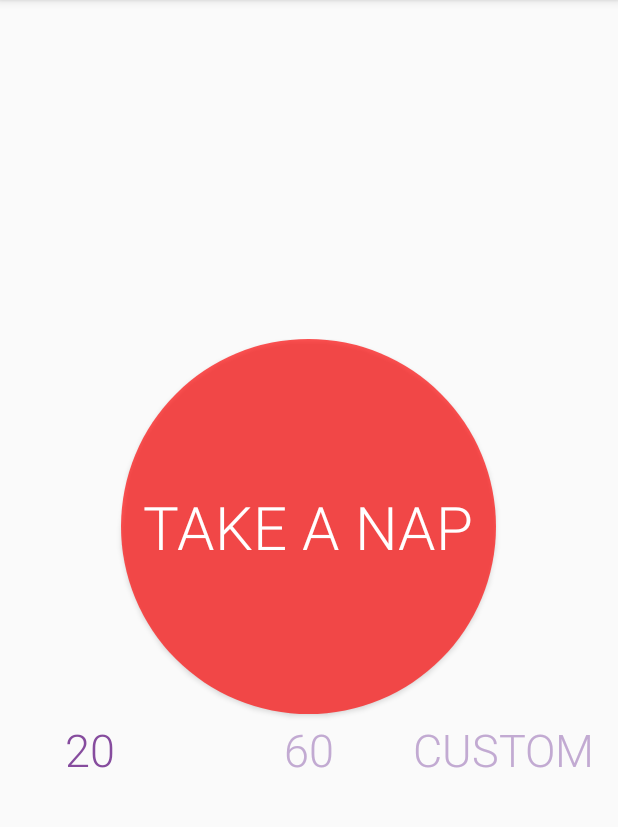
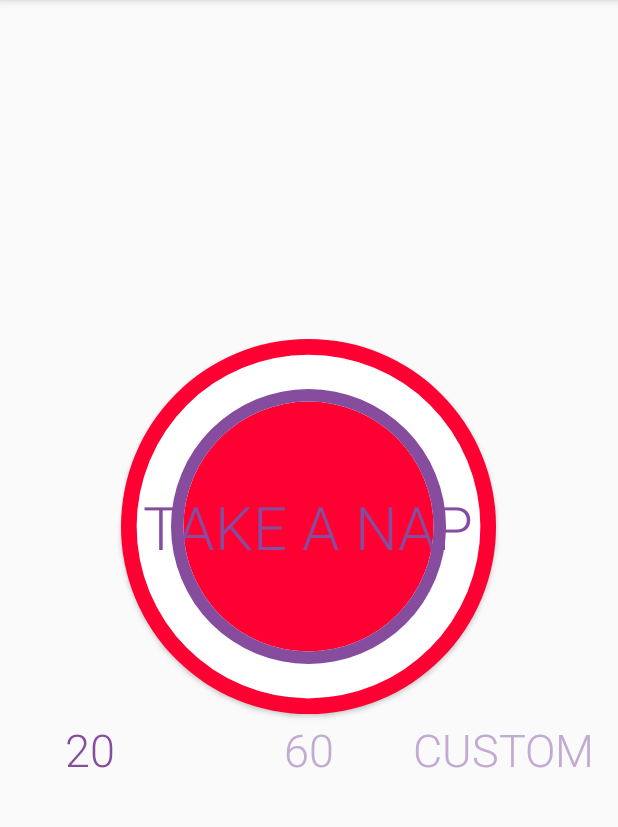
Before and after one commit to pcmakine/Napper, an Android app: the screen it shows after launch (MainActivity), on a phone screen of 412 x 824 dp, the part 84-911 px from its top. Run offline under Robolectric (Android 15) with nearby library versions, the phone set to English and light mode, and no system bars.

Commit message:
some changes to button

```diff
--- /dev/null
+++ b/app/src/main/res/drawable-hdpi/ringbutton.xml
@@ -0,0 +1,15 @@
+<?xml version="1.0" encoding="utf-8"?>
+<shape
+    xmlns:android="http://schemas.android.com/apk/res/android"
+    android:shape="ring"
+    android:innerRadius="280dp"
+    android:thickness="5dp"
+    android:useLevel="false">
+
+    <solid android:color="#C2AAD2" />
+
+    <size android:height="280dp"
+        android:width="280dp"
+        />
+
+</shape>
--- a/app/src/main/res/drawable-hdpi/roundedbutton.xml
+++ b/app/src/main/res/drawable-hdpi/roundedbutton.xml
@@ -1,12 +1,13 @@
 <?xml version="1.0" encoding="utf-8"?>
-<shape xmlns:android="http://schemas.android.com/apk/res/android"
-    android:shape="oval">
-    <solid android:color="#aaFF0000" />
-<!--    <corners android:bottomRightRadius="100dip"
-        android:bottomLeftRadius="100dip"
-        android:topRightRadius="100dip"
-        android:topLeftRadius="100dip"
-   />-->
+<layer-list xmlns:android="http://schemas.android.com/apk/res/android" >
+    <!--
+
+     android:shape="oval">
+     <solid android:color="#B5DBF1"    <corners android:bottomRightRadius="100dip"
+         android:bottomLeftRadius="100dip"
+         android:topRightRadius="100dip"
+         android:topLeftRadius="100dip"
+
     <padding
         android:left="10dp"
         android:top="10dp"
@@ -15,4 +16,43 @@
     <size
         android:width="250dp"
         android:height="250dp"/>
-</shape>
+
+    />-->
+
+    <item>
+        <shape android:shape="oval" >
+            <solid android:color="#FF0033" />
+        </shape>
+
+    </item>
+
+    <item>
+    <shape
+        android:innerRadiusRatio="3"
+        android:shape="ring"
+        android:thicknessRatio="8"
+        android:useLevel="false" >
+        <solid android:color="#ffffff" />
+        <size
+            android:height="250dip"
+            android:width="250dip" />
+    </shape>
+</item>
+    <item>
+        <shape
+            android:innerRadiusRatio="3"
+            android:shape="ring"
+            android:thicknessRatio="30"
+            android:useLevel="false" >
+            <solid android:color="#864C9E" />
+
+        </shape>
+    </item>
+
+
+
+
+
+
+
+</layer-list>
--- a/app/src/main/res/layout/activity_main.xml
+++ b/app/src/main/res/layout/activity_main.xml
@@ -18,11 +18,11 @@
             android:id="@+id/napButton"
             android:layout_width="wrap_content"
             android:layout_height="wrap_content"
-            android:text="Take a nap"
+            android:text="Take a Nap"
             android:textSize = "40sp"
             android:fontFamily="sans-serif-light"
             android:textStyle="normal"
-            android:textColor = "@android:color/white"
+            android:textColor="#864C9E"
             android:layout_centerHorizontal="true"
             android:background="@drawable/roundedbutton"
             android:onClick="nap"
```
